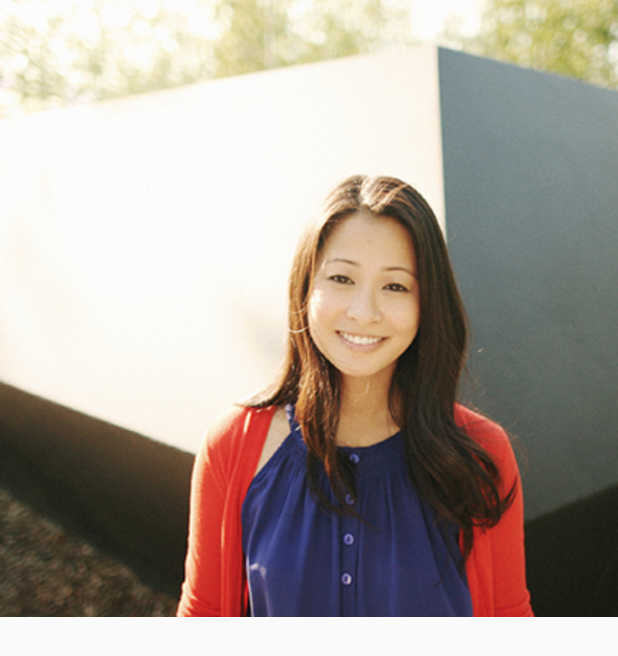
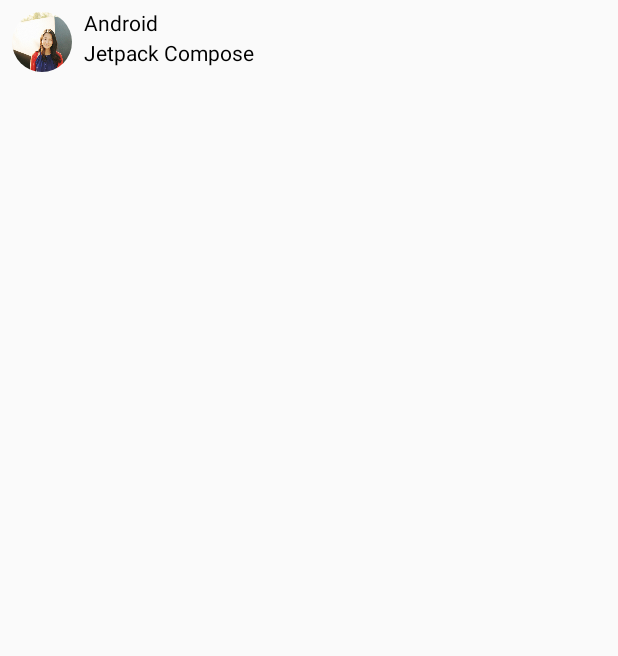
Before and after one commit to Boezienko/CodingPractice, an Android app built with Jetpack Compose: the screen it shows after launch (MainActivity), on a phone screen of 412 x 824 dp. Shown: the top 656 px of the screen. Run offline under Robolectric (Android 15) with nearby library versions, the phone set to English and light mode, and no system bars.

Commit message:
Update MainActivity.kt, gradle.xml, misc.xml
Made the picture be clipped (cropped) so it's a circle. Also added space between picture and text as well as space between the two text elements.
gradle updated

```diff
--- a/Android/JetpackComposeTutorial/app/src/main/java/com/morning/composetutorial/MainActivity.kt
+++ b/Android/JetpackComposeTutorial/app/src/main/java/com/morning/composetutorial/MainActivity.kt
@@ -6,14 +6,22 @@ import androidx.activity.compose.setContent
 import androidx.compose.foundation.Image
 import androidx.compose.foundation.layout.Column
 import androidx.compose.foundation.layout.Row
+import androidx.compose.foundation.layout.Spacer
 import androidx.compose.foundation.layout.fillMaxSize
+import androidx.compose.foundation.layout.height
+import androidx.compose.foundation.layout.padding
+import androidx.compose.foundation.layout.size
+import androidx.compose.foundation.layout.width
+import androidx.compose.foundation.shape.CircleShape
 import androidx.compose.material3.MaterialTheme
 import androidx.compose.material3.Surface
 import androidx.compose.material3.Text
 import androidx.compose.runtime.Composable
 import androidx.compose.ui.Modifier
+import androidx.compose.ui.draw.clip
 import androidx.compose.ui.res.painterResource
 import androidx.compose.ui.tooling.preview.Preview
+import androidx.compose.ui.unit.dp
 import com.morning.composetutorial.ui.theme.ComposeTutorialTheme
 
 class MainActivity : ComponentActivity() {
@@ -29,16 +37,27 @@ class MainActivity : ComponentActivity() {
     // composable function to display text
     @Composable
     fun MessageCard(msg: Message) {
-        Row{
+        // Add padding around message
+        Row(modifier = Modifier.padding(all = 8.dp)) {
             // makes image show up in a row next to the column element
             Image(
                 painter = painterResource(R.drawable.profile_picture),
-                contentDescription = "Contact profile picture"
+                contentDescription = "Contact profile picture",
+                modifier = Modifier
+                    // set image size to 40 dp
+                    .size(40.dp)
+                    // clip image to be shaped as a circle
+                    .clip(CircleShape)
             )
+
+            // makes a horizontal space between the image and the column
+            Spacer(modifier = Modifier.width(8.dp))
 
             // makes inside elements stack on top of one another
             Column {
                 Text(text = msg.author)
+                // makes a vertical space between the author and message texts
+                Spacer(modifier = Modifier.height(4.dp))
                 Text(text = msg.body)
             }
 
```
